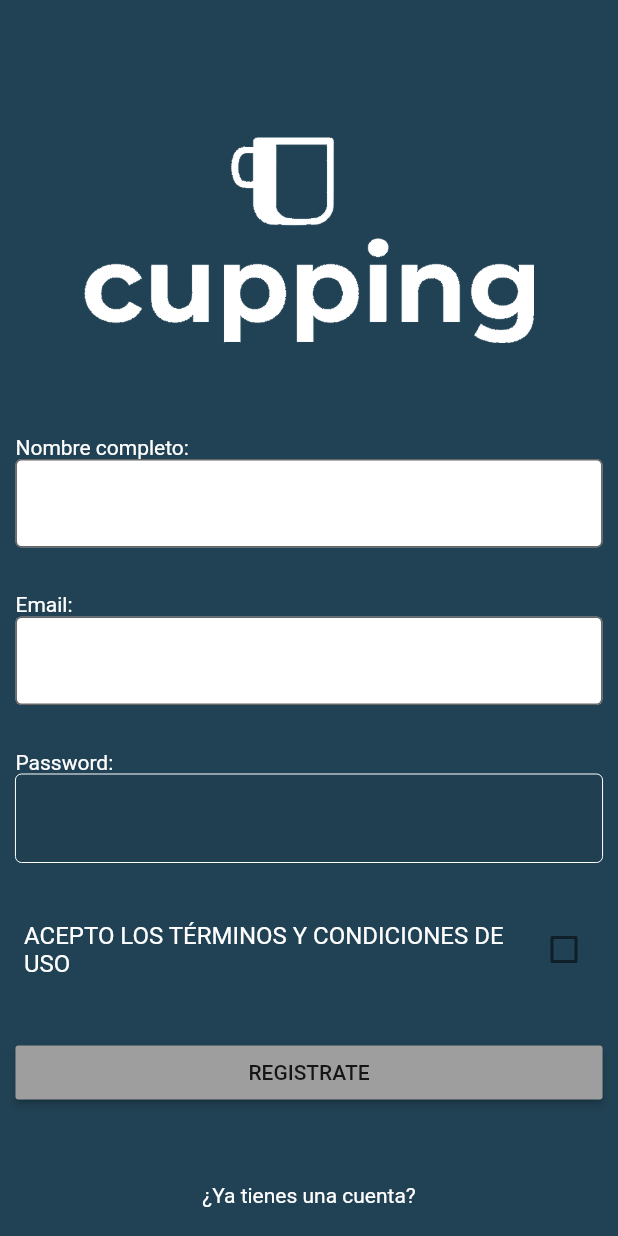
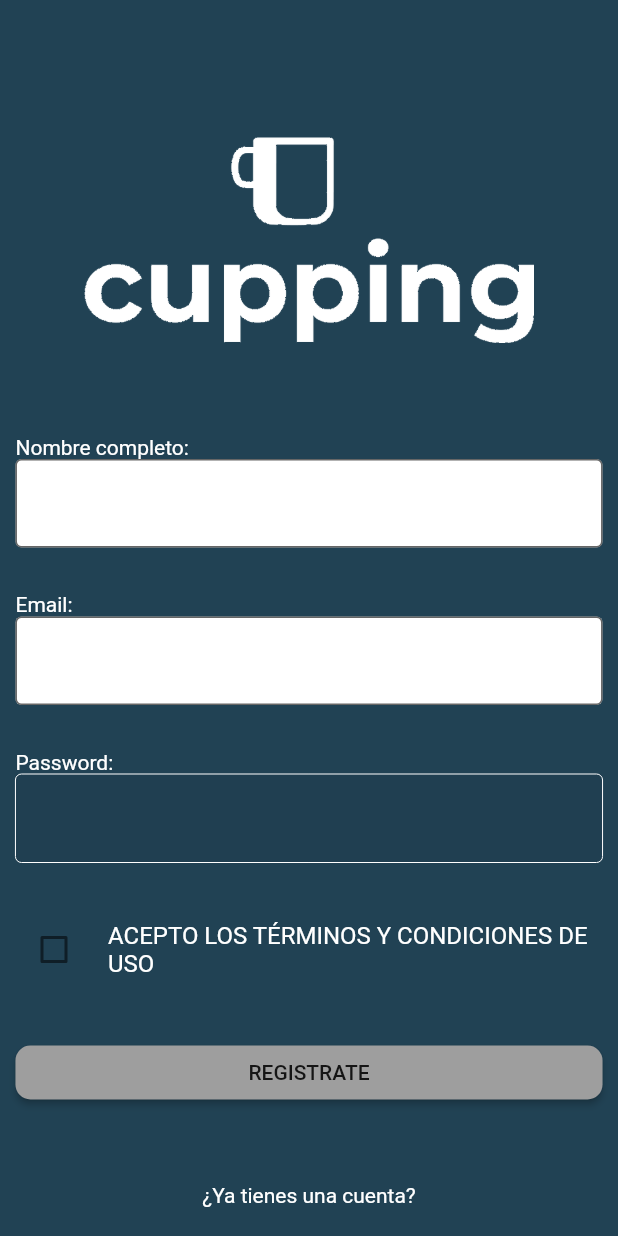
Before and after one commit to alfonso46674/DM_PI1, a Flutter app: the screen it shows after launch, after a tap on "REGISTRATE", on a phone screen of 412 x 824 dp. Run offline on Flutter 3.47's test engine with Material 2 defaults, Android fonts, the phone set to English and light mode, and no system bars; network calls fail.

Commit message:
Feat: Add rounded corners to submit buttons in login and register views

```diff
--- a/lib/registro_y_login/registro.dart
+++ b/lib/registro_y_login/registro.dart
@@ -150,6 +150,7 @@ class _RegistroState extends State<Registro> {
                   ),
                 ),
                 value: _checkedListTile,
+                controlAffinity: ListTileControlAffinity.leading,
                 onChanged: (bool value){
                   setState((){
                     _checkedListTile = value;
@@ -166,6 +167,9 @@ class _RegistroState extends State<Registro> {
                 width: MediaQuery.of(context).size.width *
                     0.95, // para que abarque casi todo el ancho de la pantalla
                 child: MaterialButton(
+                  shape: RoundedRectangleBorder(
+                        borderRadius: BorderRadius.circular(10.0),
+                      ),
                   child: Text("REGISTRATE"),
                   color: Colors.grey,
                   onPressed: () {
--- a/lib/registro_y_login/registro_login.dart
+++ b/lib/registro_y_login/registro_login.dart
@@ -45,6 +45,9 @@ class _Registro_LoginState extends State<Registro_Login> {
                         0.95, // para que abarque casi todo el ancho de la pantalla
                     child: MaterialButton(
                       child: Text("REGISTRATE"),
+                      shape: RoundedRectangleBorder(
+                        borderRadius: BorderRadius.circular(10.0),
+                      ),
                       color: Colors.grey,
                       onPressed: () {
                         Navigator.pushNamed(context, '/registro');
@@ -66,6 +69,9 @@ class _Registro_LoginState extends State<Registro_Login> {
                     width: MediaQuery.of(context).size.width *
                         0.95, // para que abarque todo el ancho de la pantalla
                     child: MaterialButton(
+                      shape: RoundedRectangleBorder(
+                        borderRadius: BorderRadius.circular(10.0),
+                      ),
                       child: Text(
                         "INGRESA",
                         style: TextStyle(
```
Also changed, not shown: lib/registro_y_login/login.dart (+7 -0 lines).
